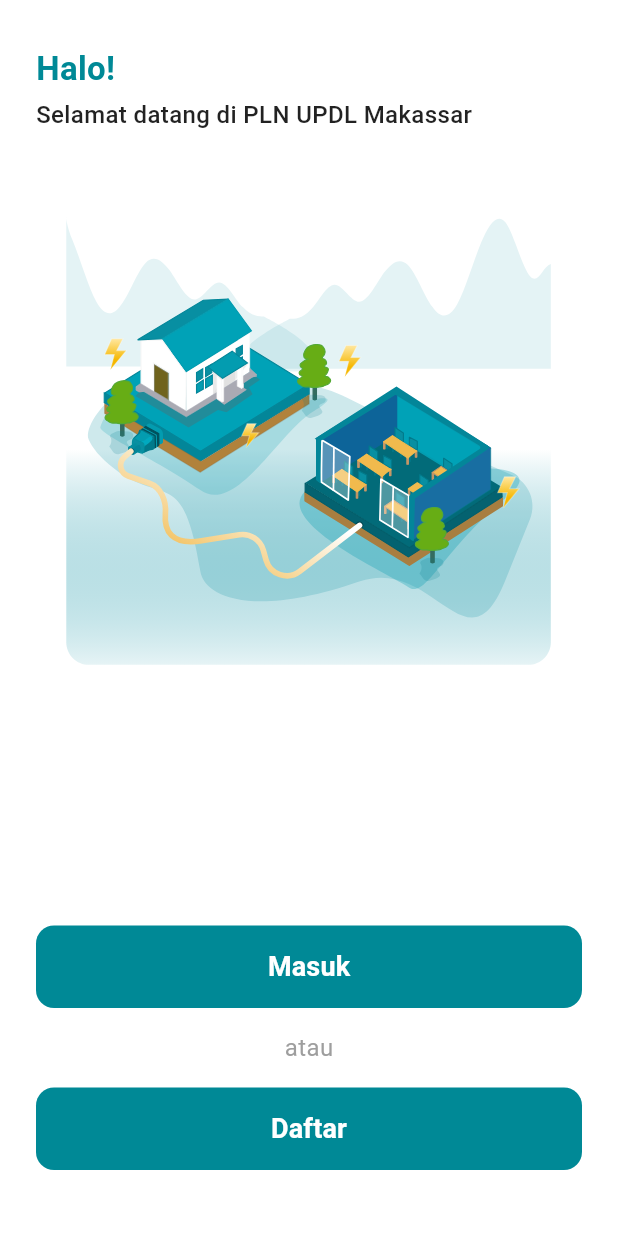
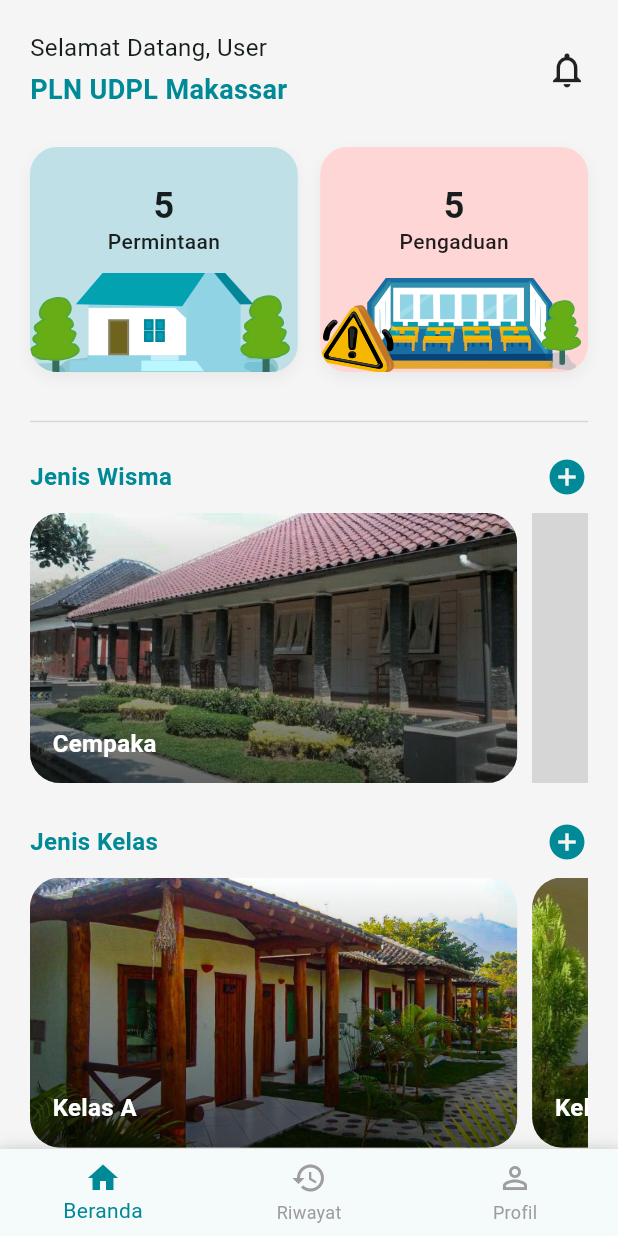
Before and after one commit to zawcompany/PLNproject, a Flutter app: the screen it shows after launch, on a phone screen of 412 x 824 dp. Run offline on Flutter 3.47's test engine with Material 3 defaults, Android fonts, the phone set to English and light mode, and no system bars; drawn by our look-alikes of carousel_slider; our stand-ins replace flutter_svg, image_picker; grey boxes are pictures that could not be loaded.

Commit message:
Tambah dashboard approval

```diff
--- a/lib/main.dart
+++ b/lib/main.dart
@@ -5,6 +5,7 @@
 import 'pages/karyawan/kdash_wisma.dart';
 import 'pages/profil_page.dart';
 import 'pages/karyawan/riwayat_page.dart';
+import 'pages/approval/approval_dash.dart';
 
 void main() {
   runApp(const MyApp());
@@ -25,12 +26,14 @@
           primary: const Color(0xFF008996),
         ),
       ),
-      home: const WelcomePage(),
+      // home: const WelcomePage(),
+      home: DashApproval(),
 
       routes: {
         '/login': (context) => const LoginPage(),
         '/register': (context) => const RegisterPage(),
         '/kdash_wisma': (context) => const DashboardPage(),
+        '/dash_approval': (context) => DashApproval(),
         '/riwayat': (context) => const RiwayatPage(),
         '/profil': (context) => const ProfileScreen(),
       },
--- /dev/null
+++ b/lib/models/user_session.dart
@@ -0,0 +1,3 @@
+class UserSession {
+  static String role = "karyawan";
+}
--- /dev/null
+++ b/lib/pages/approval/approval_dash.dart
@@ -0,0 +1,231 @@
+import 'package:flutter/material.dart';
+import 'package:flutter_svg/flutter_svg.dart';
+import 'package:carousel_slider/carousel_slider.dart';
+import 'package:monitoring_app/widgets/navbar.dart';
+import '../../models/item_model.dart';
+
+class DashApproval extends StatefulWidget {
+  const DashApproval({super.key});
+
+  @override
+  State<DashApproval> createState() => _DashApprovalState();
+}
+
+class _DashApprovalState extends State<DashApproval> {
+  static const Color primaryTeal = Color(0xFF008996);
+
+  // Data Dummy
+  final List<Map<String, String>> wismaTypes = [
+    {"title": "Cempaka", "img": "lib/assets/images/cempaka.jpg"},
+    {"title": "Bougenville", "img": "lib/assets/images/bougenville.jpg"},
+  ];
+
+  final List<Map<String, String>> kelasTypes = [
+    {"title": "Kelas A", "img": "lib/assets/images/kelas_a.jpg"},
+    {"title": "Kelas B", "img": "lib/assets/images/kelas_b.jpg"},
+    {"title": "Aula", "img": "lib/assets/images/aula.jpg"},
+  ];
+
+  @override
+  Widget build(BuildContext context) {
+    int jumlahPermintaan = 5;
+    int jumlahPengaduan = 5;
+
+    return Scaffold(
+      backgroundColor: const Color(0xfff5f5f5),
+      body: SafeArea(
+        child: SingleChildScrollView(
+          child: Padding(
+            padding: const EdgeInsets.symmetric(horizontal: 20),
+            child: Column(
+              crossAxisAlignment: CrossAxisAlignment.start,
+              children: [
+                const SizedBox(height: 20),
+
+                // ================= HEADER =================
+                Row(
+                  mainAxisAlignment: MainAxisAlignment.spaceBetween,
+                  children: [
+                    Column(
+                      crossAxisAlignment: CrossAxisAlignment.start,
+                      children: const [
+                        Text("Selamat Datang, User", style: TextStyle(fontSize: 16)),
+                        SizedBox(height: 4),
+                        Text(
+                          "PLN UDPL Makassar",
+                          style: TextStyle(
+                            fontSize: 18,
+                            fontWeight: FontWeight.bold,
+                            color: primaryTeal,
+                          ),
+                        ),
+                      ],
+                    ),
+                    const Icon(Icons.notifications_none, size: 28)
+                  ],
+                ),
+
+                const SizedBox(height: 25),
+
+                // ================= GRID 2 BOX =================
+                Row(
+                  children: [
+                    Expanded(
+                      child: _buildStatBox(
+                        bgColor: const Color(0xffbfe0e6),
+                        angka: jumlahPermintaan.toString(),
+                        title: "Permintaan",
+                        svgPath: "lib/assets/images/rumahdpn.svg",
+                      ),
+                    ),
+                    const SizedBox(width: 15),
+                    Expanded(
+                      child: _buildStatBox(
+                        bgColor: const Color(0xffffd6d6),
+                        angka: jumlahPengaduan.toString(),
+                        title: "Pengaduan",
+                        svgPath: "lib/assets/images/kelaswarning.svg",
+                      ),
+                    ),
+                  ],
+                ),
+
+                const SizedBox(height: 25),
+                const Divider(color: Colors.black12, thickness: 1),
+                const SizedBox(height: 15),
+
+                // ================= BAGIAN WISMA =================
+                _buildSectionHeader("Jenis Wisma"),
+                const SizedBox(height: 10),
+                _buildCarousel(wismaTypes),
+
+                const SizedBox(height: 25),
+
+                // ================= BAGIAN KELAS =================
+                _buildSectionHeader("Jenis Kelas"),
+                const SizedBox(height: 10),
+                _buildCarousel(kelasTypes),
+
+                const SizedBox(height: 30),
+              ],
+            ),
+          ),
+        ),
+      ),
+      bottomNavigationBar: CustomBottomNav(
+        currentIndex: 0,
+        onTap: (index) {
+          if (index == 2) Navigator.pushReplacementNamed(context, '/profil');
+          if (index == 1) Navigator.pushReplacementNamed(context, '/riwayat');
+        },
+      ),
+    );
+  }
+
+  Widget _buildSectionHeader(String title) {
+    return Row(
+      mainAxisAlignment: MainAxisAlignment.spaceBetween,
+      children: [
+        Text(
+          title,
+          style: const TextStyle(fontSize: 16, fontWeight: FontWeight.bold, color: primaryTeal),
+        ),
+        const Icon(Icons.add_circle, color: primaryTeal, size: 28),
+      ],
+    );
+  }
+
+  Widget _buildCarousel(List<Map<String, String>> data) {
+    return CarouselSlider(
+      options: CarouselOptions(
+        height: 180,
+        viewportFraction: 0.9, // Ukuran slide hampir memenuhi layar
+        enableInfiniteScroll: false, // Tidak berputar terus menerus
+        enlargeCenterPage: false, // TIDAK menonjolkan bagian tengah (rata)
+        padEnds: false, // Mulai dari sisi kiri layar
+      ),
+      items: data.map((item) {
+        return Container(
+          width: double.infinity,
+          margin: const EdgeInsets.only(right: 10), // Jarak antar slide
+          decoration: BoxDecoration(
+            borderRadius: BorderRadius.circular(20),
+            image: DecorationImage(image: AssetImage(item['img']!), fit: BoxFit.cover),
+          ),
+          child: Container(
+            decoration: BoxDecoration(
+              borderRadius: BorderRadius.circular(20),
+              gradient: LinearGradient(
+                begin: Alignment.bottomCenter,
+                end: Alignment.topCenter,
+                colors: [Colors.black.withOpacity(0.6), Colors.transparent],
+              ),
+            ),
+            padding: const EdgeInsets.all(15),
+            alignment: Alignment.bottomLeft,
+            child: Text(
+              item['title']!,
+              style: const TextStyle(color: Colors.white, fontSize: 16, fontWeight: FontWeight.bold),
+            ),
+          ),
+        );
+      }).toList(),
+    );
+  }
+
+  Widget _buildStatBox({
+    required Color bgColor,
+    required String angka,
+    required String title,
+    required String svgPath,
+  }) {
+    return Container(
+      height: 150,
+      clipBehavior: Clip.antiAlias,
+      decoration: BoxDecoration(
+        color: bgColor,
+        borderRadius: BorderRadius.circular(18),
+        boxShadow: [
+          BoxShadow(
+            color: Colors.black.withOpacity(0.05),
+            blurRadius: 8,
+            offset: const Offset(0, 4),
+          )
+        ],
+      ),
+      child: Stack(
+        children: [
+          Positioned(
+            bottom: -4,
+            left: 0,
+            right: 0,
+            child: SvgPicture.asset(
+              svgPath,
+              height: 70,
+              fit: BoxFit.fitWidth,
+            ),
+          ),
+          Center(
+            child: Transform.translate(
+              offset: const Offset(0, -25),
+              child: Column(
+                mainAxisSize: MainAxisSize.min,
+                children: [
+                  Text(
+                    angka,
+                    style: const TextStyle(fontSize: 24, fontWeight: FontWeight.bold, height: 1.0),
+                  ),
+                  const SizedBox(height: 2),
+                  Text(
+                    title,
+                    style: const TextStyle(fontSize: 14, fontWeight: FontWeight.w500, color: Colors.black87),
+                  ),
+                ],
+              ),
+            ),
+          ),
+        ],
+      ),
+    );
+  }
+}
--- a/lib/pages/login_page.dart
+++ b/lib/pages/login_page.dart
@@ -3,6 +3,7 @@
 import 'lupa_pw_page.dart';
 import 'regis_page.dart';
 import 'karyawan/kdash_wisma.dart';
+import '../../models/user_session.dart'; // Sesuaikan path file user_session Anda
 
 class LoginPage extends StatefulWidget {
   const LoginPage({super.key});
@@ -13,6 +14,18 @@
 
 class _LoginPageState extends State<LoginPage> {
   bool _obscureText = true;
+
+  // 1. Tambahkan Controller untuk mengambil teks dari input
+  final TextEditingController _emailController = TextEditingController();
+  final TextEditingController _passwordController = TextEditingController();
+
+  @override
+  void dispose() {
+    // Bersihkan controller saat widget dihapus dari memori
+    _emailController.dispose();
+    _passwordController.dispose();
+    super.dispose();
+  }
 
   @override
   Widget build(BuildContext context) {
@@ -76,7 +89,8 @@
                     const Text("Email", style: TextStyle(color: Colors.grey)),
                     const SizedBox(height: 8),
                     _buildTextField(
-                      hintText: "",
+                      controller: _emailController, // Hubungkan controller
+                      hintText: "Masukkan email",
                       prefixIcon: Icons.email_outlined,
                     ),
 
@@ -86,7 +100,8 @@
                     const Text("Password", style: TextStyle(color: Colors.grey)),
                     const SizedBox(height: 8),
                     _buildTextField(
-                      hintText: "",
+                      controller: _passwordController,
+                      hintText: "Masukkan password",
                       prefixIcon: Icons.lock_outline,
                       isPassword: true,
                     ),
@@ -110,7 +125,6 @@
                       ),
                     ),
 
-
                     const SizedBox(height: 20),
 
                     // Tombol Masuk
@@ -125,12 +139,16 @@
                           ),
                         ),
                         onPressed: () {
-                          Navigator.pushReplacement(
-                            context,
-                            MaterialPageRoute(
-                              builder: (context) => const DashboardPage(),
-                            ),
-                          );
+                          // 2. Logika Navigasi & Role
+                          String email = _emailController.text.toLowerCase();
+
+                          if (email.contains("admin") || email.contains("approver")) {
+                            UserSession.role = "approval"; // Set ke role approval
+                            Navigator.pushReplacementNamed(context, '/dash_approval');
+                          } else {
+                            UserSession.role = "karyawan"; // Set ke role karyawan
+                            Navigator.pushReplacementNamed(context, '/kdash_wisma');
+                          }
                         },
                         child: const Text(
                           "Masuk",
@@ -179,7 +197,9 @@
     );
   }
 
+  // 3. Perbarui fungsi buildTextField untuk menerima controller
   Widget _buildTextField({
+    required TextEditingController controller,
     required String hintText,
     required IconData prefixIcon,
     bool isPassword = false,
@@ -190,8 +210,11 @@
         borderRadius: BorderRadius.circular(12),
       ),
       child: TextField(
+        controller: controller,
         obscureText: isPassword ? _obscureText : false,
         decoration: InputDecoration(
+          hintText: hintText,
+          hintStyle: const TextStyle(color: Colors.grey, fontSize: 14),
           border: InputBorder.none,
           prefixIcon: Icon(prefixIcon, color: Colors.grey),
           suffixIcon: isPassword
--- a/pubspec.yaml
+++ b/pubspec.yaml
@@ -13,7 +13,7 @@
   image_picker: ^1.0.7
   cupertino_icons: ^1.0.8
   url_launcher: ^6.3.1
-
+  carousel_slider: ^5.0.0
 dev_dependencies:
   flutter_test:
     sdk: flutter
```
Also changed, not shown: lib/assets/images/bougenvile.jpg (added), lib/assets/images/cempaka.jpg (added), lib/assets/images/kelas_a.jpg (added), lib/assets/images/kelas_b.jpg (added), lib/assets/images/kelaswarning.svg (renamed from lib/assets/images/kelas_warning_pict.svg), lib/assets/images/rumahdpn.svg (renamed from lib/assets/images/rumah_depan_pohon.svg), lib/pages/approval/approval_dash_page.dart (deleted), pubspec.lock.
